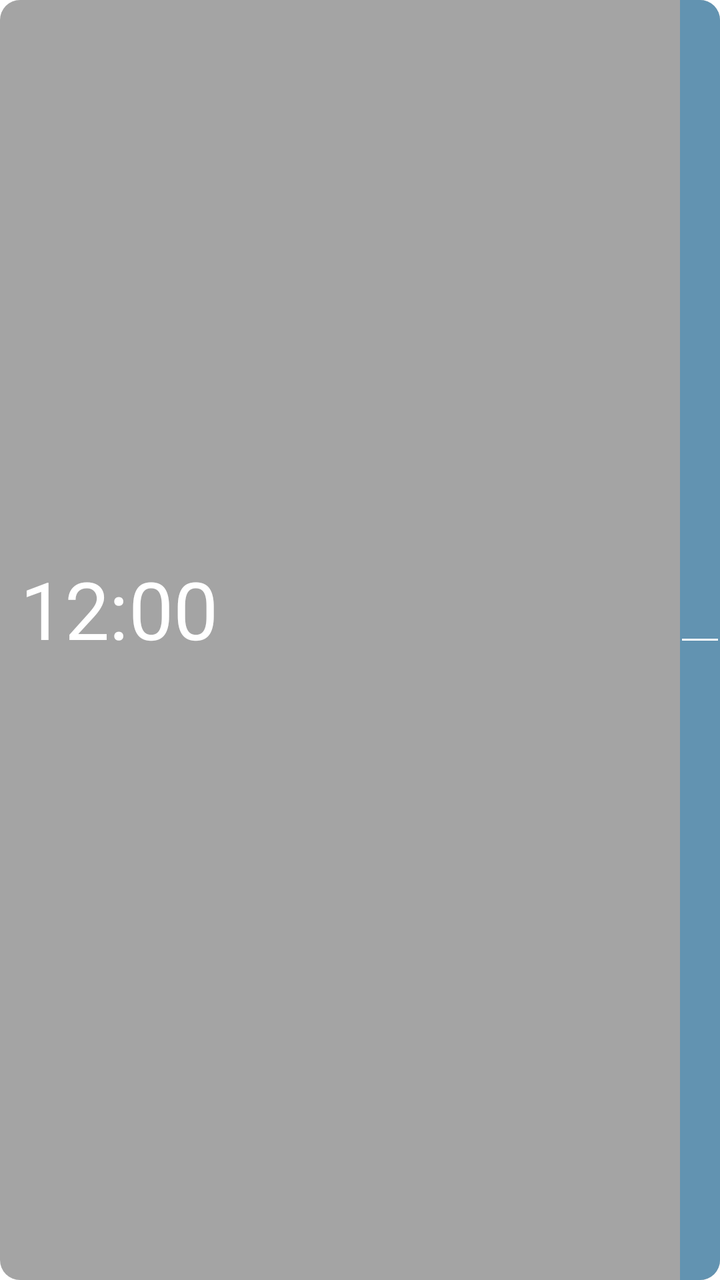
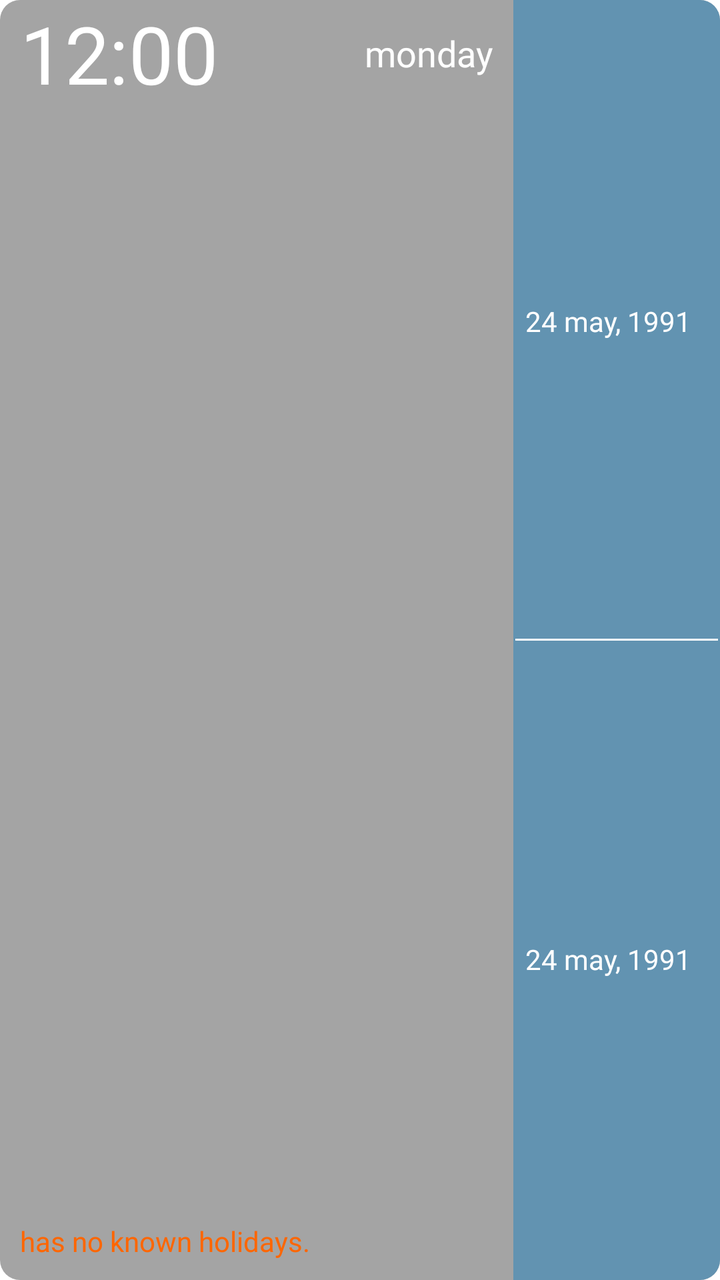

Screens rendered from an Android XML layout before and after an edit, with the pre-edit source and the edit as a unified diff.
<!-- AndroidManifest.xml: application theme Theme.Elet -->
<!-- res/layout/elet_small.xml -->
<RelativeLayout
    xmlns:android="http://schemas.android.com/apk/res/android"
    android:layout_width="match_parent"
    android:layout_height="match_parent"
    android:id="@+id/small_widget"
    android:background="@drawable/widget_bg"
    android:padding="@dimen/widget_margin"
    android:theme="@style/ThemeOverlay.MyApplication.AppWidgetContainer">

    <TextClock
        android:id="@+id/digital_clock"
        android:layout_width="wrap_content"
        android:layout_height="wrap_content"
        android:fontFamily="sans-serif"
        android:paddingStart="10dp"
        android:paddingEnd="10dp"
        android:format12Hour="hh:mm"
        android:textSize="40sp"
        android:gravity="center_vertical"
        android:layout_alignParentTop="true"
        android:layout_above="@+id/day_holiday"
        android:textColor="@color/white"/>
    <TextView
        android:id="@+id/day_holiday"
        android:layout_width="wrap_content"
        android:layout_height="wrap_content"
        android:fontFamily="@font/abyssinica"
        android:padding="6dp"
        android:layout_alignParentStart="true"
        android:layout_alignParentBottom="true"
        android:layout_toStartOf="@+id/dates"
        android:textColor="@color/red_ish"/>
    <TextView
        android:id="@+id/week_day"
        android:layout_width="wrap_content"
        android:layout_height="wrap_content"
        android:layout_toEndOf="@+id/digital_clock"
        android:layout_toStartOf="@+id/dates"
        android:layout_above="@+id/day_holiday"
        android:layout_alignParentTop="true"
        android:gravity="center"
        android:fontFamily="@font/abyssinica"
        android:textColor="@color/white"
        android:textSize="25sp"/>

    <LinearLayout
        android:id="@+id/dates"
        android:layout_width="wrap_content"
        android:layout_height="match_parent"
        android:orientation="vertical"
        android:background="@drawable/inline_widget_bg"
        android:layout_alignParentEnd="true"
        android:paddingStart="6dp"
        android:paddingEnd="6dp"
        android:weightSum="2">
        <TextView
            android:id="@+id/small_geez"
            android:layout_width="wrap_content"
            android:layout_height="0dp"
            android:layout_weight="1"
            android:layout_marginEnd="8dp"
            android:gravity="center_vertical"
            android:textColor="?attr/appWidgetTextColor"
            android:fontFamily="@font/abyssinica"/>
        <TextView
            android:id="@+id/small_gregorian"
            android:layout_width="wrap_content"
            android:layout_height="0dp"
            android:layout_weight="1"
            android:gravity="center_vertical"
            android:layout_marginEnd="8dp"
            android:textColor="?attr/appWidgetTextColor"
            android:fontFamily="@font/abyssinica"/>
    </LinearLayout>
</RelativeLayout>
<!-- resources referenced by this layout -->
<resources>
  <color name="red_ish">#f60</color>
  <color name="white">#FFFFFFFF</color>
  <dimen name="widget_margin">0dp</dimen>
  <!-- drawable inline_widget_bg (drawable) -->
  <?xml version="1.0" encoding="UTF-8"?>
  <layer-list xmlns:android="http://schemas.android.com/apk/res/android">
  
      <item>
          <shape>
              <solid android:color="@color/Neon_w"/>
  
              <padding android:left="1dp"
                  android:top="1dp"
                  android:right="1dp"
                  android:bottom="1dp"
                  />
  
              <corners
                  android:bottomRightRadius="10dp"
                  android:bottomLeftRadius="0dp"
                  android:topLeftRadius="0dp"
                  android:topRightRadius="10dp"/>
          </shape>
      </item>
      <item android:gravity="center_vertical">
          <shape android:shape="rectangle">
              <size android:height="1dp"/>
              <solid android:color="@color/white"/>
          </shape>
      </item>
  </layer-list>
  <!-- drawable widget_bg (drawable) -->
  <?xml version="1.0" encoding="UTF-8"?>
  <shape xmlns:android="http://schemas.android.com/apk/res/android"
      android:shape="rectangle" >
      <solid
          android:color="@color/widget_bg"/>
      <corners android:radius="10dp" />
  </shape>
  <style name="ThemeOverlay.MyApplication.AppWidgetContainer" parent="">
          <item name="appWidgetBackgroundColor">@color/Neon</item>
          <item name="appWidgetTextColor">@color/white</item>
      </style>
  <style name="Theme.Elet" parent="Theme.MaterialComponents.DayNight.NoActionBar">
          
          
          <item name="colorPrimary">@color/Neon</item>
          
          <item name="colorPrimaryDark">@color/Neon</item>
          
          <item name="colorAccent">@color/red_ish</item>
          <item name="textInputStyle">@style/AppTextField</item>
          <item name="colorControlHighlight">@color/darker_lightGray</item>
          <item name="toolbarStyle">@style/MyToolbar</item>
          
          <item name="android:textColor">@color/black</item>
          
          <item name="android:textColorPrimary">?attr/colorPrimary</item>
          
          <item name="android:textColorHighlight">@color/red_ish</item>
          
          <item name="android:textColorHint">@color/lightGrey</item>
          
          <item name="android:navigationBarColor">?attr/colorPrimaryDark</item>
          <item name="fontFamily">@font/abyssinica</item>
      </style>
  <color name="Neon_w">#BE4C8EB5</color>
  <color name="widget_bg">#5B000000</color>
  <color name="Neon">#4C8EB5</color>
  <style name="AppTextField" parent="Widget.MaterialComponents.TextInputLayout.OutlinedBox">
          <item name="boxStrokeColor">@color/Neon</item>
          <item name="boxCornerRadiusBottomEnd">2dp</item>
          <item name="borderWidth">1dp</item>
          <item name="color">@color/Neon</item>
      </style>
  <color name="darker_lightGray">#aaa</color>
  <style name="MyToolbar" parent="Widget.AppCompat.Toolbar">
          <item name="android:gravity">center_vertical</item>
          <item name="android:theme">@style/MyToolbarTheme</item>
      </style>
  <color name="black">#FF000000</color>
  <color name="lightGrey">#ddd</color>
  <style name="MyToolbarTheme" parent="ThemeOverlay.AppCompat.ActionBar">
          <item name="android:textColorPrimary">@color/white</item>
          <item name="textBackground">@color/lightGrey</item>
          <item name="android:layout_width">wrap_content</item>
          <item name="colorControlNormal">@color/black</item>
          <item name="colorControlHighlight">@color/white</item>
          <item name="popupMenuBackground">@color/Neon</item>
  
      </style>
</resources>

<!-- the commit's change to res/layout/elet_small.xml (unified diff, before → after) -->
@@ -18,14 +18,15 @@
         android:textSize="40sp"
         android:gravity="center_vertical"
         android:layout_alignParentTop="true"
-        android:layout_above="@+id/day_holiday"
+        android:layout_alignParentStart="true"
         android:textColor="@color/white"/>
     <TextView
         android:id="@+id/day_holiday"
         android:layout_width="wrap_content"
         android:layout_height="wrap_content"
         android:fontFamily="@font/abyssinica"
-        android:padding="6dp"
+        android:padding="10dp"
+        android:text="@string/no_holidays"
         android:layout_alignParentStart="true"
         android:layout_alignParentBottom="true"
         android:layout_toStartOf="@+id/dates"
@@ -34,14 +35,15 @@
         android:id="@+id/week_day"
         android:layout_width="wrap_content"
         android:layout_height="wrap_content"
-        android:layout_toEndOf="@+id/digital_clock"
         android:layout_toStartOf="@+id/dates"
-        android:layout_above="@+id/day_holiday"
         android:layout_alignParentTop="true"
+        android:layout_alignBottom="@id/digital_clock"
         android:gravity="center"
+        android:padding="10dp"
+        android:text="monday"
         android:fontFamily="@font/abyssinica"
         android:textColor="@color/white"
-        android:textSize="25sp"/>
+        android:textSize="18sp"/>
 
     <LinearLayout
         android:id="@+id/dates"
@@ -60,6 +62,7 @@
             android:layout_weight="1"
             android:layout_marginEnd="8dp"
             android:gravity="center_vertical"
+            android:text="24 may, 1991"
             android:textColor="?attr/appWidgetTextColor"
             android:fontFamily="@font/abyssinica"/>
         <TextView
@@ -69,6 +72,7 @@
             android:layout_weight="1"
             android:gravity="center_vertical"
             android:layout_marginEnd="8dp"
+            android:text="24 may, 1991"
             android:textColor="?attr/appWidgetTextColor"
             android:fontFamily="@font/abyssinica"/>
     </LinearLayout>
<!-- resource entries referenced after the edit -->
@@ -39,6 +39,7 @@
           android:color="@color/widget_bg"/>
       <corners android:radius="10dp" />
   </shape>
+  <string name="no_holidays">has no known holidays.</string>
   <style name="ThemeOverlay.MyApplication.AppWidgetContainer" parent="">
           <item name="appWidgetBackgroundColor">@color/Neon</item>
           <item name="appWidgetTextColor">@color/white</item>
